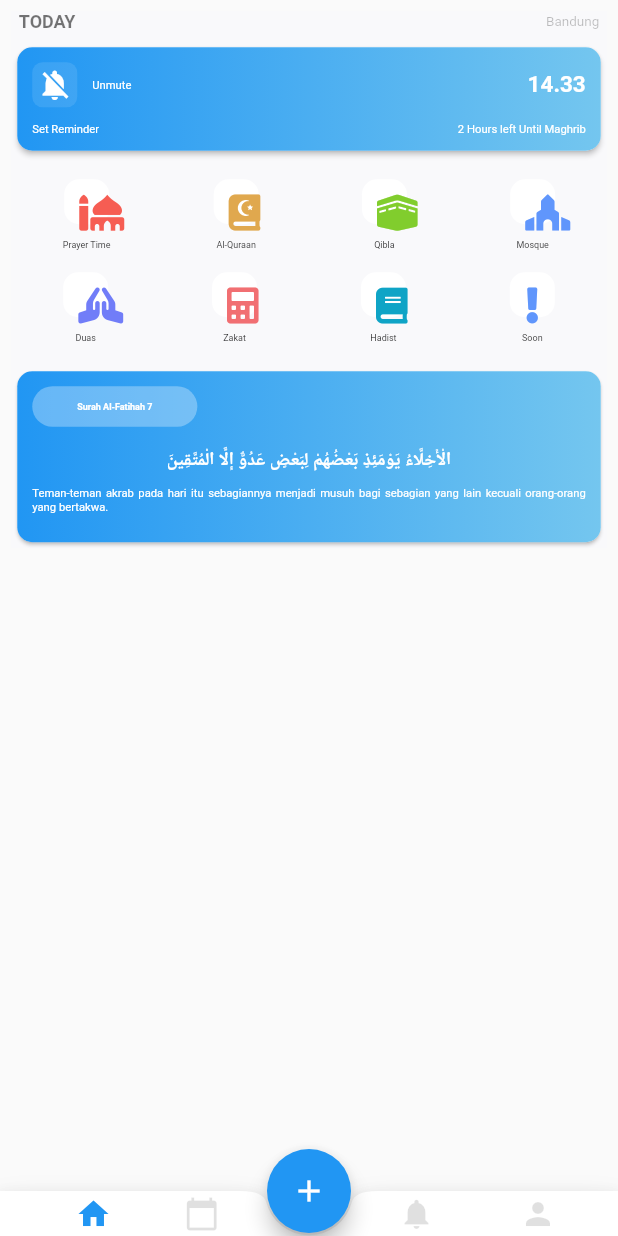
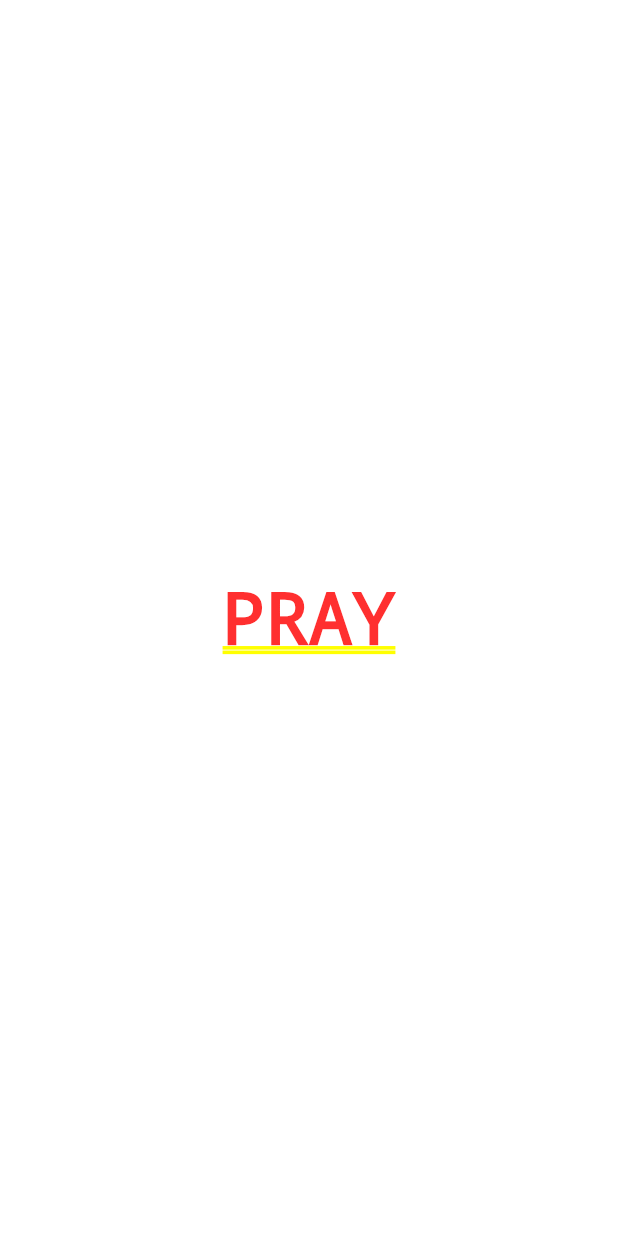
Before and after one commit to boytegar/MuslimApps, a Flutter app: the MainUi screen opened directly, after a tap on the "notifications" icon, after a tap on "Prayer Time", on a phone screen of 412 x 824 dp. Run offline on Flutter 3.47's test engine with Material 2 defaults, Android fonts, the phone set to English and light mode, and no system bars; our stand-ins replace bloc, date_format, equatable, flutter_calendar_carousel, font_awesome_flutter.

```diff
--- /dev/null
+++ b/lib/ui/detail/ui_pray.dart
@@ -0,0 +1,17 @@
+import 'package:flutter/material.dart';
+
+class PrayUi extends StatefulWidget {
+  @override
+  _PrayUiState createState() => _PrayUiState();
+}
+
+class _PrayUiState extends State<PrayUi> {
+  @override
+  Widget build(BuildContext context) {
+    return Container(
+      child: Center(
+        child: Text("PRAY"),
+      ),
+    );
+  }
+}
--- a/lib/ui/ui_home.dart
+++ b/lib/ui/main/ui_home.dart
@@ -2,6 +2,10 @@ import 'package:flutter/material.dart';
 import 'package:font_awesome_flutter/font_awesome_flutter.dart';
 import 'package:market_app/helper/SizeConfig.dart';
 import 'package:market_app/model/ButtonMenu.dart';
+import 'package:market_app/ui/detail/ui_mosque.dart';
+import 'package:market_app/ui/detail/ui_pray.dart';
+import 'package:market_app/ui/detail/ui_qibla.dart';
+import 'package:market_app/ui/detail/ui_quran.dart';
 
 class HomeUi extends StatefulWidget {
   @override
@@ -15,43 +19,53 @@ class _HomeUiState extends State<HomeUi> {
   bool mute = true;
 
   List<ButtonMenu> _btn_list_one = [
-    ButtonMenu(1, 'Prayer Time',
+    ButtonMenu(0, 'Prayer Time',
         Icon(FontAwesomeIcons.mosque, color: Color(0xffF65D53),
         )
     ),
-    ButtonMenu(2, 'Al-Quraan',
+    ButtonMenu(1, 'Al-Quraan',
         Icon(FontAwesomeIcons.quran, color: Color(0xffE0A84E),
         )
     ),
-    ButtonMenu(3, 'Qibla',
+    ButtonMenu(2, 'Qibla',
         Icon(FontAwesomeIcons.kaaba, color: Color(0xff81CD2D),
         )
     ),
-    ButtonMenu(4, 'Mosque',
+    ButtonMenu(3, 'Mosque',
         Icon(FontAwesomeIcons.placeOfWorship, color: Color(0xff6096FC),
         )
     ),
   ];
 
   List<ButtonMenu> _btn_list_two = [
-    ButtonMenu(1, 'Duas',
+    ButtonMenu(0, 'Duas',
         Icon(FontAwesomeIcons.prayingHands, color: Color(0xff717DF8),
         )
     ),
-    ButtonMenu(2, 'Zakat',
+    ButtonMenu(1, 'Zakat',
         Icon(FontAwesomeIcons.calculator, color: Color(0xffF16F72),
         )
     ),
-    ButtonMenu(3, 'Hadist',
+    ButtonMenu(2, 'Hadist',
         Icon(FontAwesomeIcons.book, color: Color(0xff0FA4C6),
         )
     ),
-    ButtonMenu(4, 'Soon',
-        Icon(FontAwesomeIcons.exclamation, color: Color(0xff6096FC),
+    ButtonMenu(3, 'Soon',
+        Icon(FontAwesomeIcons.exclamation, color: Colors.purpleAccent,
         )
     ),
   ];
 
+
+  void _navigateBtnOne(int pos) async {
+    List<Widget>  pages = [PrayUi(), QuranUi(), QiblaUi(), MosqueUi()];
+    Navigator.of(context).push(new MaterialPageRoute<Null>(
+        builder: (BuildContext context) {
+          return pages[pos];
+        },
+        fullscreenDialog: true
+    ));
+  }
 
   @override
   void initState() {
@@ -154,7 +168,7 @@ class _HomeUiState extends State<HomeUi> {
 
   Widget _btnMenu(int id, Icon icons, String name, double ratio) {
     return GestureDetector(
-      onTap: () {},
+      onTap: () => _navigateBtnOne(id),
       child: Column(
         mainAxisAlignment: MainAxisAlignment.center,
         mainAxisSize: MainAxisSize.min,
--- a/pubspec.yaml
+++ b/pubspec.yaml
@@ -21,10 +21,12 @@ dependencies:
     sdk: flutter
   bloc: ^3.0.0
   flutter_bloc: ^3.2.0
+  equatable: ^1.1.0
   flutter_screenutil: ^1.0.2
   font_awesome_flutter: ^8.5.0
   flutter_calendar_carousel: ^1.4.10
   date_format: ^1.0.8
+#next (division)
   # The following adds the Cupertino Icons font to your application.
   # Use with the CupertinoIcons class for iOS style icons.
   cupertino_icons: ^0.1.2
```
Also changed, not shown: lib/model/Person.dart (added, +9 -0 lines), lib/ui/bloc/quran/QuranBloc.dart (added, +30 -0 lines), lib/ui/bloc/quran/QuranBlocEvent.dart (added, +20 -0 lines), lib/ui/bloc/quran/QuranBlocState.dart (added, +16 -0 lines), lib/ui/detail/ui_mosque.dart (added, +30 -0 lines), lib/ui/detail/ui_qibla.dart (added, +17 -0 lines), lib/ui/detail/ui_quran.dart (added, +17 -0 lines), lib/ui/main/ui_date.dart (renamed from lib/ui/ui_date.dart, +42 -46 lines), lib/ui/ui_main.dart (+4 -4 lines), lib/ui/main/ui_notifications.dart (renamed from lib/ui/ui_notifications.dart), lib/ui/main/ui_profile.dart (renamed from lib/ui/ui_profile.dart), pubspec.lock.
